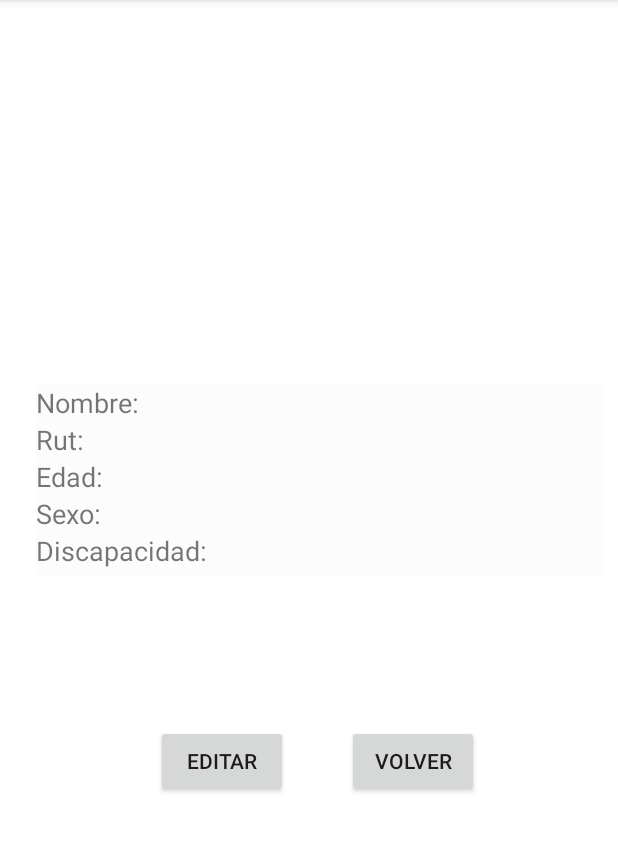
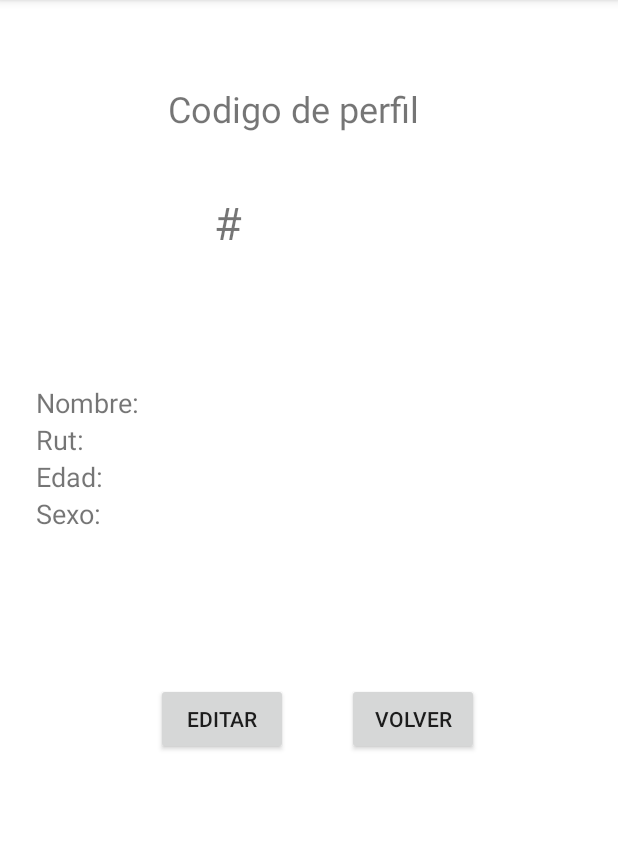
Before and after one commit to Pablogallardo1510/pgapp3, an Android app: the SegundoActivity screen opened directly, with no data from a screen before it, on a phone screen of 412 x 824 dp, the part 84-936 px from its top. Run offline under Robolectric (Android 15) with nearby library versions, the phone set to English and light mode, and no system bars.

Commit message:
nuevo proyecto

```diff
--- a/app/src/main/AndroidManifest.xml
+++ b/app/src/main/AndroidManifest.xml
@@ -12,7 +12,7 @@
 
         <activity android:name=".SegundoActivity"/>
         <activity android:name=".TercerActivity"/>
-        <activity android:name=".PrimerActivity"></activity>
+        <activity android:name=".PrimerActivity"/>
         <activity android:name=".MainActivity">
 
             <intent-filter>
--- a/app/src/main/java/com/example/pgapp3/SQLHelper.java
+++ b/app/src/main/java/com/example/pgapp3/SQLHelper.java
@@ -14,7 +14,8 @@ public class SQLHelper extends SQLiteOpenHelper {
 
     @Override
     public void onCreate(SQLiteDatabase BaseDeDatos) {
-        BaseDeDatos.execSQL("CREATE TABLE USUARIOS(Codigo int primary key , Usuario TEXT,Contrasenia INTERGER)");
+        BaseDeDatos.execSQL("CREATE TABLE USUARIOS(Codigo int primary key  , Usuario TEXT,Contrasenia INTERGER)");
+        BaseDeDatos.execSQL("CREATE TABLE PERSONAS(Codigo int primary key  , Nombre TEXT,Rut TEXT,Edad TEXT,Sexo TEXT)");
     }
 
     @Override
--- a/app/src/main/java/com/example/pgapp3/SegundoActivity.java
+++ b/app/src/main/java/com/example/pgapp3/SegundoActivity.java
@@ -1,6 +1,8 @@
 package com.example.pgapp3;
 
 import android.content.Intent;
+import android.database.Cursor;
+import android.database.sqlite.SQLiteDatabase;
 import android.os.Bundle;
 import android.view.View;
 import android.widget.Button;
@@ -10,7 +12,7 @@ import androidx.appcompat.app.AppCompatActivity;
 
 public class SegundoActivity extends AppCompatActivity {
     Button boton4,boton5;
-    private TextView nombre,rut,edad,sexo,discapacidad;
+    private TextView nombre,rut,edad,sexo,codigo;
     @Override
     protected void onCreate(Bundle savedInstanceState) {
         super.onCreate(savedInstanceState);
@@ -18,32 +20,33 @@ public class SegundoActivity extends AppCompatActivity {
         boton4 = (Button)findViewById(R.id.button4);
         boton5 = (Button)findViewById(R.id.button5);
 
+        codigo = (TextView)findViewById(R.id.infocodigo);
         nombre = (TextView)findViewById(R.id.infonombre);
         rut = (TextView)findViewById(R.id.inforut);
         edad = (TextView)findViewById(R.id.infoedad);
         sexo = (TextView)findViewById(R.id.infosexo);
-        discapacidad =(TextView)findViewById(R.id.infodiscapacidad);
 
-        String receptor1=getIntent().getStringExtra("newnombre");
-        String receptor2=getIntent().getStringExtra("newrut");
-        String receptor3=getIntent().getStringExtra("newedad");
-        String receptor4=getIntent().getStringExtra("newsexo");
-        String receptor5=getIntent().getStringExtra("newsdis");
+        String receptor0=getIntent().getStringExtra("newcodigo");
+        codigo.setText(receptor0);
+        SQLHelper chelp = new SQLHelper( this,"PersonasDB",null,1);
+        SQLiteDatabase db = chelp.getWritableDatabase();
+        Cursor fila = db.rawQuery("select * from PERSONAS where Codigo ='" + receptor0 +"'", null);
+        if(fila.moveToFirst()){
+            codigo.setText(fila.getString(0));
+            nombre.setText(fila.getString(1));
+            rut.setText(fila.getString(2));
+            edad.setText(fila.getString(3));
+            sexo.setText(fila.getString(4));
+        }
 
-        nombre.setText(receptor1);
-        rut.setText(receptor2);
-        edad.setText(receptor3);
-        sexo.setText(receptor4);
-        discapacidad.setText(receptor5);
-
-        int receptor6=getIntent().getIntExtra("int",0);
     }
     public void Siguiente(View view){
         Intent i = new Intent(SegundoActivity.this, TercerActivity.class);
+        i.putExtra("newcodigo1",getIntent().getStringExtra("newcodigo"));
         startActivity(i);
     }
     public void Volver(View view2){
-        Intent i = new Intent(SegundoActivity.this, MainActivity.class);
+        Intent i = new Intent(SegundoActivity.this, PrimerActivity.class);
         startActivity(i);
     }
 }
--- a/app/src/main/res/layout/segundo_main.xml
+++ b/app/src/main/res/layout/segundo_main.xml
@@ -10,11 +10,11 @@
     <TableLayout
         android:id="@+id/tableLayout"
         android:layout_width="378dp"
-        android:layout_height="127dp"
+        android:layout_height="99dp"
         android:layout_marginStart="24dp"
         android:layout_marginLeft="24dp"
         android:layout_marginTop="256dp"
-        android:background="#FCFCFC"
+        android:background="#00FCFCFC"
         app:layout_constraintStart_toStartOf="parent"
         app:layout_constraintTop_toTopOf="parent">
 
@@ -33,8 +33,7 @@
             <TextView
                 android:id="@+id/infonombre"
                 android:layout_width="284dp"
-                android:layout_height="match_parent"
-                android:text="TextView" />
+                android:layout_height="match_parent" />
         </TableRow>
 
         <TableRow
@@ -51,8 +50,7 @@
             <TextView
                 android:id="@+id/inforut"
                 android:layout_width="wrap_content"
-                android:layout_height="wrap_content"
-                android:text="TextView" />
+                android:layout_height="wrap_content" />
         </TableRow>
 
         <TableRow
@@ -69,8 +67,7 @@
             <TextView
                 android:id="@+id/infoedad"
                 android:layout_width="wrap_content"
-                android:layout_height="wrap_content"
-                android:text="TextView" />
+                android:layout_height="wrap_content" />
         </TableRow>
 
         <TableRow
@@ -87,40 +84,10 @@
             <TextView
                 android:id="@+id/infosexo"
                 android:layout_width="wrap_content"
-                android:layout_height="wrap_content"
-                android:text="TextView" />
-        </TableRow>
-
-        <TableRow
-            android:layout_width="match_parent"
-            android:layout_height="match_parent" >
-
-            <TextView
-                android:id="@+id/textView9"
-                android:layout_width="wrap_content"
-                android:layout_height="wrap_content"
-                android:text="Discapacidad:"
-                android:textSize="18sp" />
-
-            <TextView
-                android:id="@+id/infodiscapacidad"
-                android:layout_width="wrap_content"
-                android:layout_height="wrap_content"
-                android:text="TextView" />
+                android:layout_height="wrap_content" />
         </TableRow>
 
     </TableLayout>
-
-    <ImageView
-        android:id="@+id/imageView"
-        android:layout_width="wrap_content"
-        android:layout_height="wrap_content"
-        android:layout_marginStart="140dp"
-        android:layout_marginLeft="140dp"
-        android:layout_marginTop="88dp"
-        app:layout_constraintStart_toStartOf="parent"
-        app:layout_constraintTop_toTopOf="parent"
-        tools:srcCompat="@tools:sample/avatars" />
 
     <LinearLayout
         android:layout_width="215dp"
@@ -153,4 +120,39 @@
 
     </LinearLayout>
 
+    <TextView
+        android:id="@+id/textView8"
+        android:layout_width="188dp"
+        android:layout_height="36dp"
+        android:layout_marginTop="56dp"
+        android:layout_marginEnd="112dp"
+        android:layout_marginRight="112dp"
+        android:text="Codigo de perfil"
+        android:textSize="24sp"
+        app:layout_constraintEnd_toEndOf="parent"
+        app:layout_constraintTop_toTopOf="parent" />
+
+    <TextView
+        android:id="@+id/infocodigo"
+        android:layout_width="107dp"
+        android:layout_height="45dp"
+        android:layout_marginTop="36dp"
+        android:layout_marginEnd="124dp"
+        android:layout_marginRight="124dp"
+        android:textSize="30sp"
+        app:layout_constraintEnd_toEndOf="parent"
+        app:layout_constraintTop_toBottomOf="@+id/textView8" />
+
+    <TextView
+        android:id="@+id/textView11"
+        android:layout_width="26dp"
+        android:layout_height="39dp"
+        android:layout_marginTop="128dp"
+        android:layout_marginEnd="12dp"
+        android:layout_marginRight="12dp"
+        android:text="#"
+        android:textSize="30sp"
+        app:layout_constraintEnd_toStartOf="@+id/infocodigo"
+        app:layout_constraintTop_toTopOf="parent" />
+
 </androidx.constraintlayout.widget.ConstraintLayout>
```
Also changed, not shown: app/src/main/java/com/example/pgapp3/MainActivity.java (+21 -4 lines), app/src/main/java/com/example/pgapp3/MainPelota.java (added, +18 -0 lines), app/src/main/java/com/example/pgapp3/Mipelota.java (added, +63 -0 lines), app/src/main/java/com/example/pgapp3/PrimerActivity.java (+6 -1 lines), app/src/main/java/com/example/pgapp3/TercerActivity.java (+36 -14 lines), app/src/main/res/layout/layout_pelota.xml (added, +16 -0 lines), app/src/main/res/layout/primer_main.xml (+13 -12 lines), app/src/main/res/layout/tercer_main.xml (+2 -27 lines).
